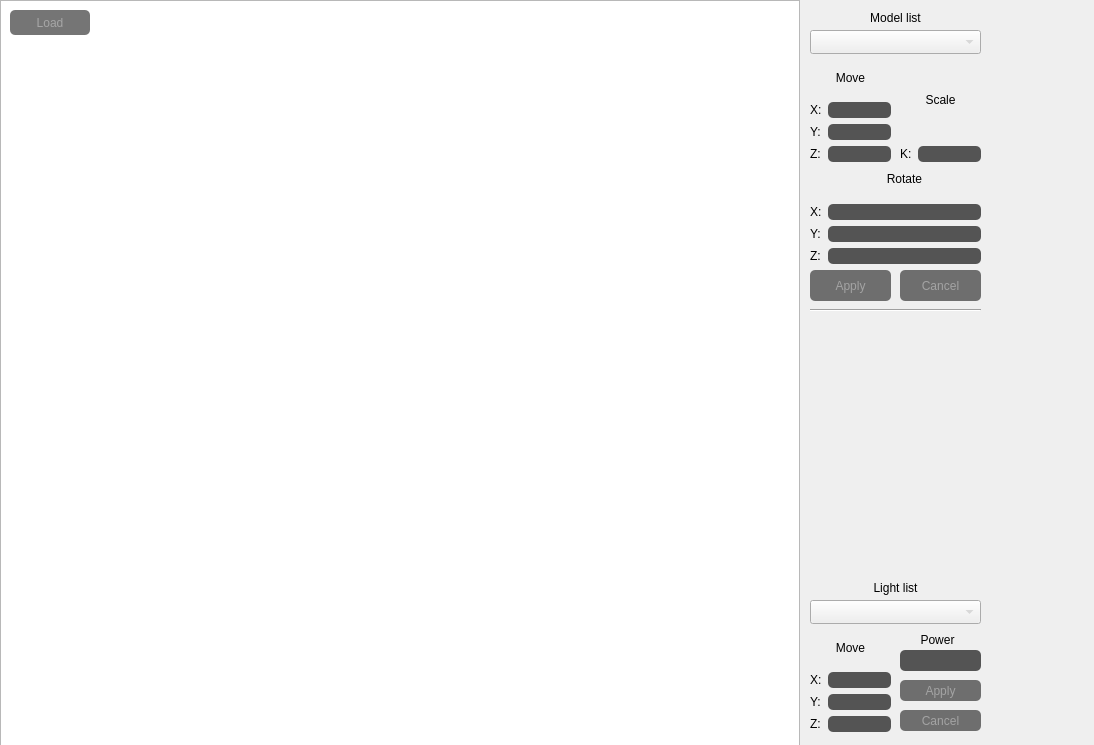
First picture: the form in shlyapos/FooG 12.30.43/UiForms/mainwindow.ui, repository tatarinova0903/bmstu_cg_course, before the edit.
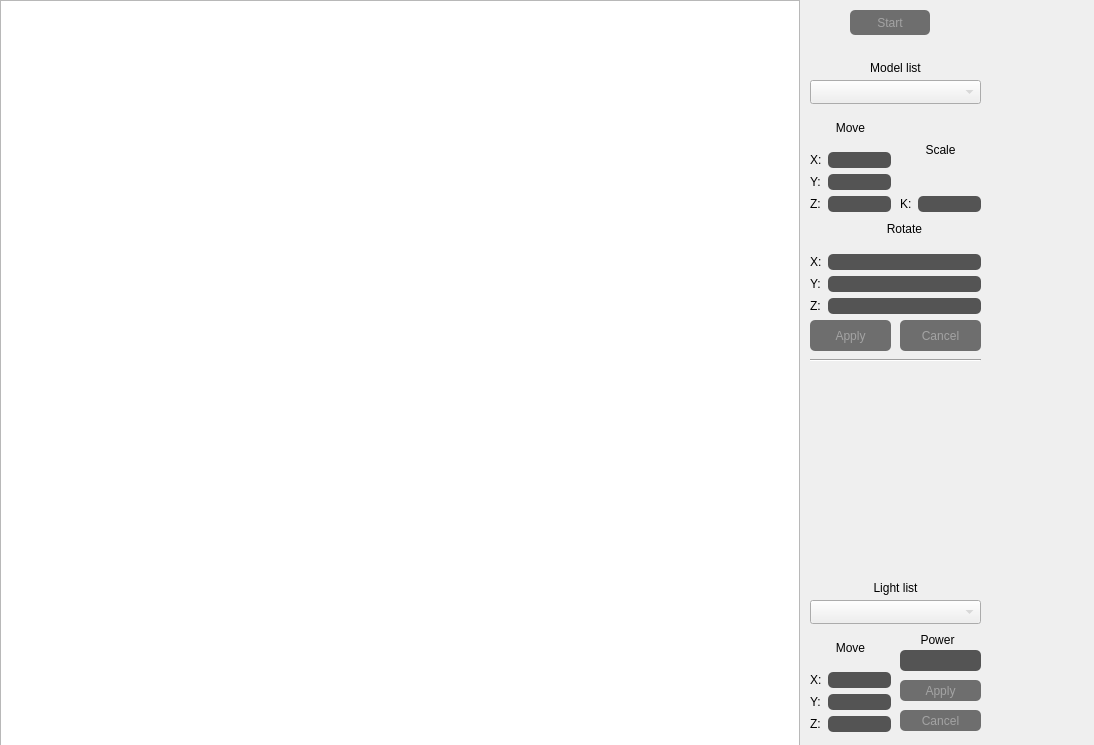
Second picture: the form after the edit.

Commit message: переместила кнопку load в меню

```diff
--- a/shlyapos/FooG 12.30.43/UiForms/mainwindow.ui
+++ b/shlyapos/FooG 12.30.43/UiForms/mainwindow.ui
@@ -32,7 +32,7 @@
    <widget class="QPushButton" name="pushButton_addModel">
     <property name="geometry">
      <rect>
-      <x>10</x>
+      <x>850</x>
       <y>10</y>
       <width>80</width>
       <height>25</height>
@@ -55,14 +55,14 @@
     }</string>
     </property>
     <property name="text">
-     <string>Load</string>
+     <string>Start</string>
     </property>
    </widget>
    <widget class="QComboBox" name="comboBox_model">
     <property name="geometry">
      <rect>
       <x>810</x>
-      <y>30</y>
+      <y>80</y>
       <width>171</width>
       <height>24</height>
      </rect>
@@ -82,7 +82,7 @@
     <property name="geometry">
      <rect>
       <x>810</x>
-      <y>10</y>
+      <y>60</y>
       <width>171</width>
       <height>16</height>
      </rect>
@@ -98,7 +98,7 @@
     <property name="geometry">
      <rect>
       <x>810</x>
-      <y>60</y>
+      <y>110</y>
       <width>81</width>
       <height>102</height>
      </rect>
@@ -181,7 +181,7 @@
     <property name="geometry">
      <rect>
       <x>900</x>
-      <y>270</y>
+      <y>320</y>
       <width>81</width>
       <height>31</height>
      </rect>
@@ -210,7 +210,7 @@
     <property name="geometry">
      <rect>
       <x>810</x>
-      <y>270</y>
+      <y>320</y>
       <width>81</width>
       <height>31</height>
      </rect>
@@ -239,7 +239,7 @@
     <property name="geometry">
      <rect>
       <x>900</x>
-      <y>60</y>
+      <y>110</y>
       <width>81</width>
       <height>102</height>
      </rect>
@@ -284,7 +284,7 @@
     <property name="geometry">
      <rect>
       <x>810</x>
-      <y>300</y>
+      <y>350</y>
       <width>171</width>
       <height>20</height>
      </rect>
@@ -416,7 +416,7 @@
     <property name="geometry">
      <rect>
       <x>810</x>
-      <y>160</y>
+      <y>210</y>
       <width>171</width>
       <height>104</height>
      </rect>
```
